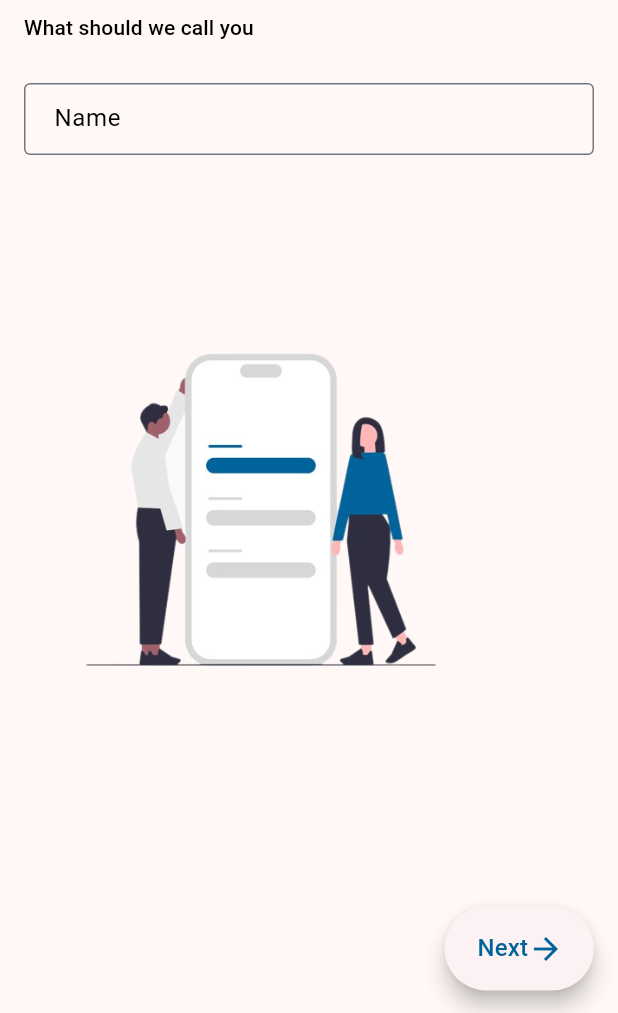
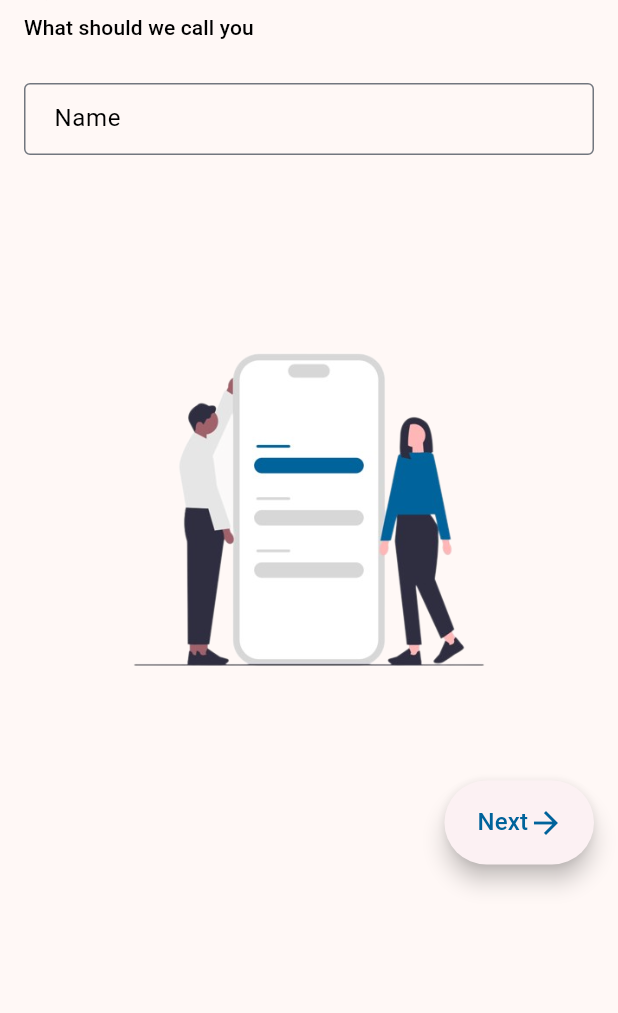
Before and after one commit to sacrilegioushero220/Learners-Choice-App, a Flutter app: the NameScreen screen opened directly, on a phone screen of 412 x 824 dp, the part 223-1236 px from its top. Run offline on Flutter 3.47's test engine with Material 3 defaults, Android fonts, the phone set to English and light mode, and no system bars; our stand-ins replace cached_network_image, cloud_firestore, equatable, firebase_core, flutter_bloc, flutter_cache_manager and 3 more; accounts and stored records are empty; statements that could not run were skipped.

```diff
--- a/lib/Presentation/Intro/name_screen.dart
+++ b/lib/Presentation/Intro/name_screen.dart
@@ -7,18 +7,38 @@ import 'package:learners_choice_app/core/extensions/color_extention.dart';
 import 'package:learners_choice_app/core/extensions/text_extension.dart';
 import '../../../../core/widgets/customButtons/custom_fab_button.dart';
 
-class NameScreen extends StatelessWidget {
+class NameScreen extends StatefulWidget {
   const NameScreen({super.key});
 
   @override
+  _NameScreenState createState() => _NameScreenState();
+}
+
+class _NameScreenState extends State<NameScreen> {
+  late TextEditingController nameController;
+
+  @override
+  void initState() {
+    super.initState();
+    nameController = TextEditingController();
+  }
+
+  @override
+  void dispose() {
+    nameController.dispose();
+    super.dispose();
+  }
+
+  @override
   Widget build(BuildContext context) {
-    final nameController = TextEditingController();
+    final screenHeight = MediaQuery.of(context).size.height;
     return Scaffold(
       body: SafeArea(
+        child: SingleChildScrollView(
           child: Padding(
             padding: const EdgeInsets.only(left: 16, right: 16, top: 16),
             child: SizedBox(
-            height: MediaQuery.of(context).size.height,
+              height: screenHeight - 100, // Dynamic height adjustment
               child: Column(
                 crossAxisAlignment: CrossAxisAlignment.start,
                 children: [
@@ -52,10 +72,12 @@ class NameScreen extends StatelessWidget {
                   const SizedBox(
                     height: 105.0,
                   ),
-                buildImageWidget(
+                  Center(
+                    child: buildImageWidget(
                       width: 316,
                       height: 263.39,
                       imagePath: mobileLogo,
+                    ),
                   ),
                   Expanded(
                     child: Padding(
@@ -67,8 +89,6 @@ class NameScreen extends StatelessWidget {
                           BuildCustomFabButton(
                             heroTag: "1",
                             label: "Next",
-                          // isReversed: false,
-
                             onPressed: () {
                               String name =
                                   nameController.text; // Get the entered name
@@ -81,10 +101,7 @@ class NameScreen extends StatelessWidget {
                                     MaterialPageRoute(
                                       builder: (ctx) => const ImageScreen(),
                                     ));
-                              // Navigate to the next screen or perform any other action
                               } else {
-                              // Handle the case when the search keyword is empty or null
-                              // For example, you can show a snackbar or perform any other action
                                 ScaffoldMessenger.of(context).showSnackBar(
                                   const SnackBar(
                                     content: Text('Please enter a valid name '),
@@ -100,6 +117,7 @@ class NameScreen extends StatelessWidget {
                     ),
                   ),
                 ],
+              ),
             ),
           ),
         ),
@@ -134,6 +152,7 @@ Widget nameTextField(
   return TextField(
     style: const TextStyle(color: Colors.black),
     controller: nameTextController,
+    textInputAction: TextInputAction.done,
     decoration: InputDecoration(
       contentPadding: const EdgeInsets.only(top: 8, left: 16, bottom: 8),
       border: OutlineInputBorder(
```
Lines whose indentation alone changed are shown as unchanged.
